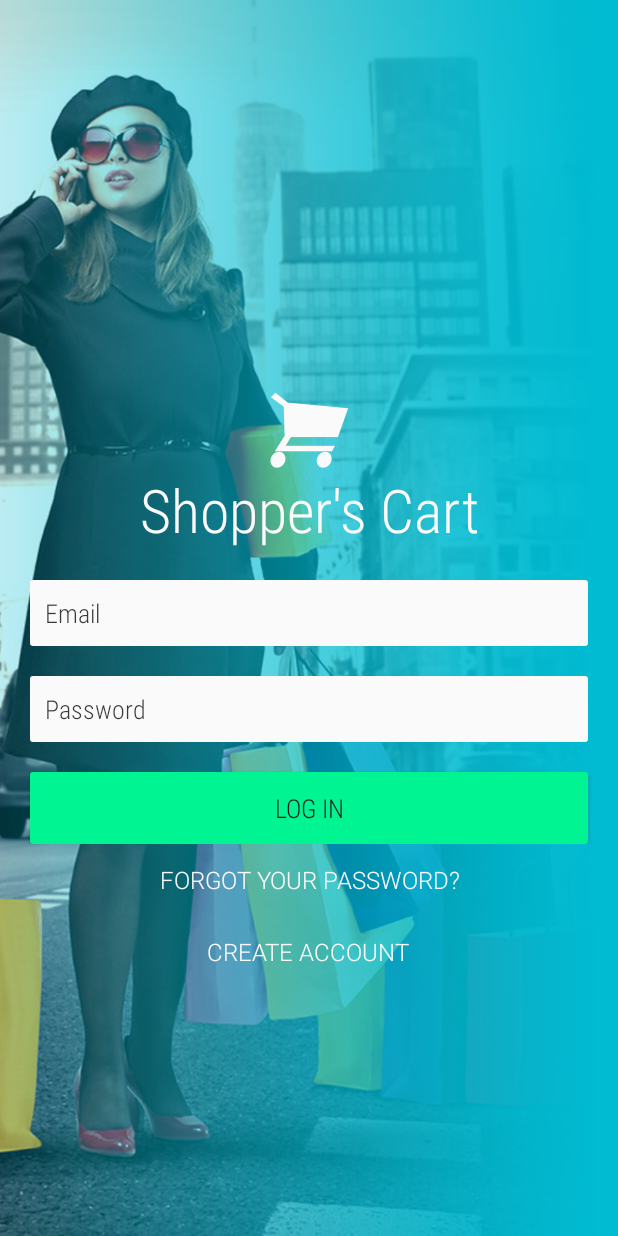
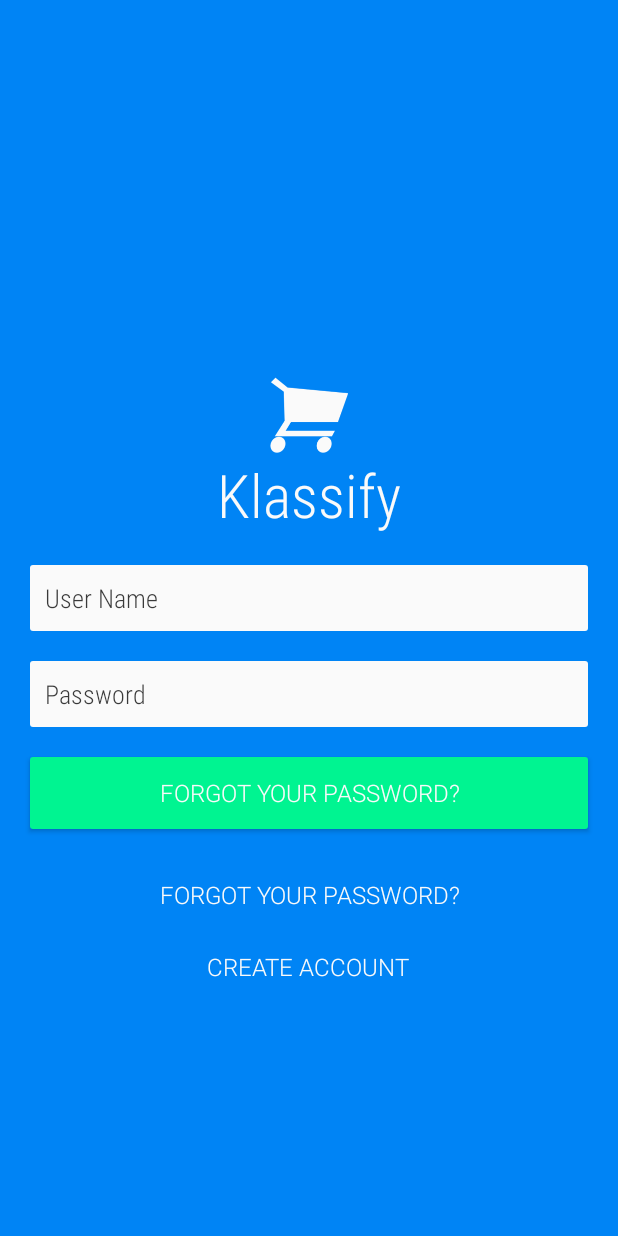
Before and after one commit to BluePandora/Klassify, an Android app: the LogInFragment screen opened directly, with no data from a screen before it, on a phone screen of 412 x 824 dp. Run offline under Robolectric (Android 15) with nearby library versions, the phone set to English and light mode, and no system bars.

Commit message:
rootview layout changed

```diff
--- a/app/src/main/res/layout/fragment_log_in.xml
+++ b/app/src/main/res/layout/fragment_log_in.xml
@@ -9,8 +9,8 @@
         android:id="@+id/shopping_image_view"
         android:layout_width="fill_parent"
         android:layout_height="fill_parent"
-        android:scaleType="centerCrop"
-        android:src="@drawable/log_in_screen" />
+        android:scaleType="fitXY"
+        android:src="#ff0084f5" />
 
     <LinearLayout
         android:id="@+id/log_in_container"
@@ -30,7 +30,7 @@
             android:layout_width="fill_parent"
             android:layout_height="wrap_content"
             android:gravity="center"
-            android:text="Shopper's Cart"
+            android:text="Klassify"
             android:textColor="#FAFAFA"
             android:textSize="40sp"
             app:font="RobotoCondensed-Light.ttf" />
@@ -42,7 +42,7 @@
             android:layout_marginRight="20dp"
             android:layout_marginTop="20dp"
             android:background="@drawable/text_input_background"
-            android:hint="Email"
+            android:hint="User Name"
             android:padding="10dip"
             android:textColor="#1A1A1A"
             android:textColorHint="#dd1A1A1A"
@@ -65,18 +65,17 @@
             app:font="RobotoCondensed-Light.ttf" />
 
         <com.widget.CustomButton
+            android:id="@+id/login_button"
             android:layout_width="fill_parent"
             android:layout_height="wrap_content"
-            android:layout_marginLeft="20dp"
-            android:layout_marginRight="20dp"
-            android:layout_marginTop="20dp"
+            android:layout_below="@+id/log_in_container"
+            android:layout_centerHorizontal="true"
+            android:layout_margin="20dp"
             android:background="@drawable/green_holo_button"
-            android:text="LOG IN"
-            android:padding="10dip"
-            android:textColor="#1A1A1A"
-            android:textColorHint="#dd1A1A1A"
-            android:textSize="17sp"
-            app:font="RobotoCondensed-Light.ttf" />
+            android:text="Forgot your Password?"
+            android:textColor="@drawable/btn_holo_text"
+            android:textSize="16sp"
+            app:font="Roboto-Light.ttf" />
     </LinearLayout>
 
     <com.widget.CustomButton
--- a/app/src/main/res/layout/fragment_signup.xml
+++ b/app/src/main/res/layout/fragment_signup.xml
@@ -11,6 +11,8 @@
 
         <RelativeLayout
             android:layout_width="fill_parent"
+            android:gravity="center"
+            android:layout_gravity="center"
             android:layout_height="wrap_content">
 
             <ImageView
@@ -37,21 +39,23 @@
                     android:layout_height="wrap_content"
                     android:layout_marginTop="10dp"
                     android:background="@drawable/abc_edit_text_material"
-                    android:hint="First Name" />
+                    android:hint="Full Name" />
 
                 <com.widget.CustomEditText
                     android:layout_width="fill_parent"
                     android:layout_height="wrap_content"
                     android:layout_marginTop="10dp"
                     android:background="@drawable/abc_edit_text_material"
-                    android:hint="Last Name" />
+                    android:hint="Email"
+                    android:inputType="textEmailAddress" />
 
                 <com.widget.CustomEditText
                     android:layout_width="fill_parent"
                     android:layout_height="wrap_content"
                     android:layout_marginTop="10dp"
                     android:background="@drawable/abc_edit_text_material"
-                    android:hint="Email" />
+                    android:hint="Mobile Number"
+                    android:inputType="numberDecimal" />
 
                 <com.widget.CustomEditText
                     android:layout_width="fill_parent"
@@ -118,8 +122,6 @@
                     android:text="GOOGLE+"
                     android:textColor="#FAFAFA" />
             </LinearLayout>
-
         </RelativeLayout>
-
     </ScrollView>
 </LinearLayout>
```
